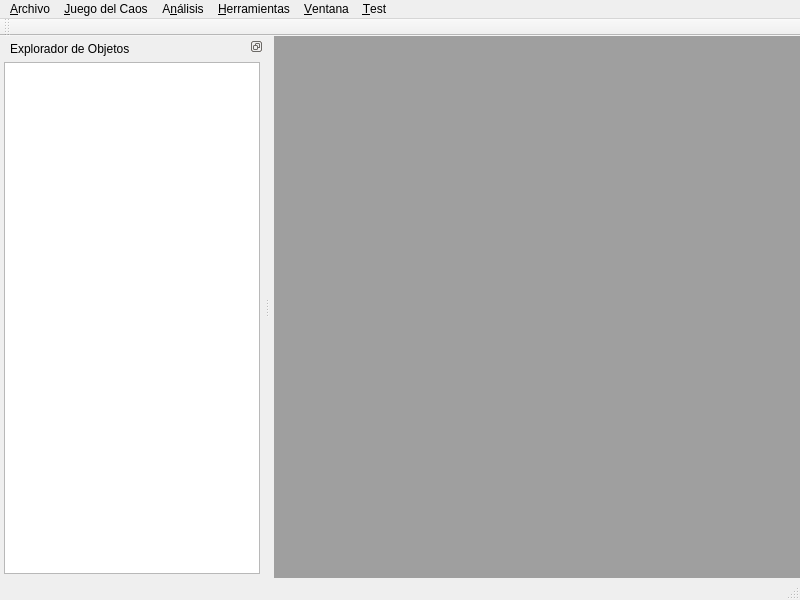
Before: the Qt Designer form src/gui/MainWindow.ui in hspitia/GenomAMf, drawn with Qt 5.
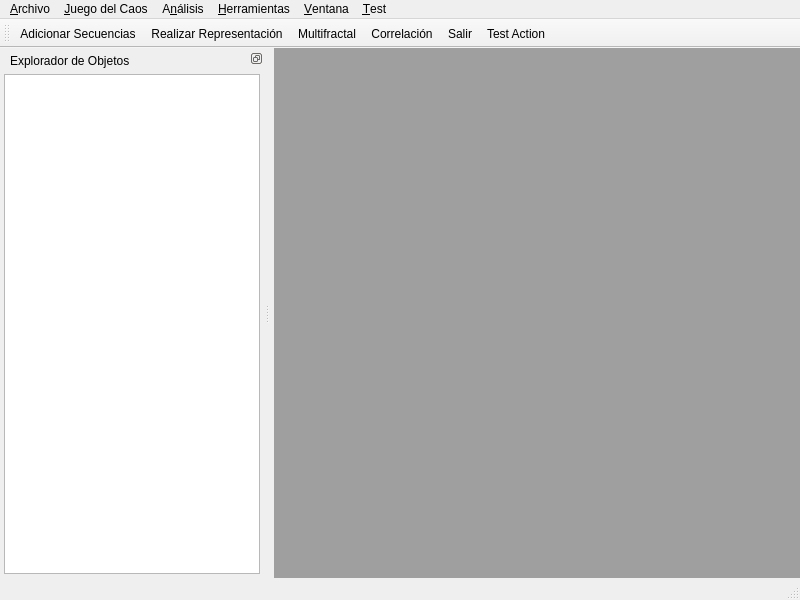
After: the same form once the commit is applied. Icons and pictures are not drawn.

What changed in the file:
```diff
--- a/src/gui/MainWindow.ui
+++ b/src/gui/MainWindow.ui
@@ -116,12 +116,24 @@
    <property name="windowTitle">
     <string>toolBar</string>
    </property>
+   <property name="iconSize">
+    <size>
+     <width>16</width>
+     <height>16</height>
+    </size>
+   </property>
    <attribute name="toolBarArea">
     <enum>TopToolBarArea</enum>
    </attribute>
    <attribute name="toolBarBreak">
     <bool>false</bool>
    </attribute>
+   <addaction name="loadSequencesAction"/>
+   <addaction name="makeCgrAction"/>
+   <addaction name="makeMultifractalAnalisysAction"/>
+   <addaction name="actionCorrelaci_n"/>
+   <addaction name="exitAction"/>
+   <addaction name="testAction"/>
   </widget>
   <widget class="QDockWidget" name="dockWidget">
    <property name="features">
```
Left out of the diff: 28 changed lines with no effect on the pictures.
